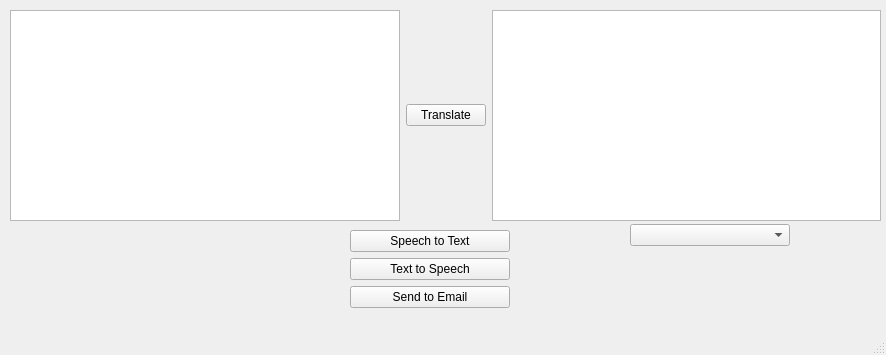
Old version of the form design.ui in the repository Tejas20002/text-to-speech-vv.
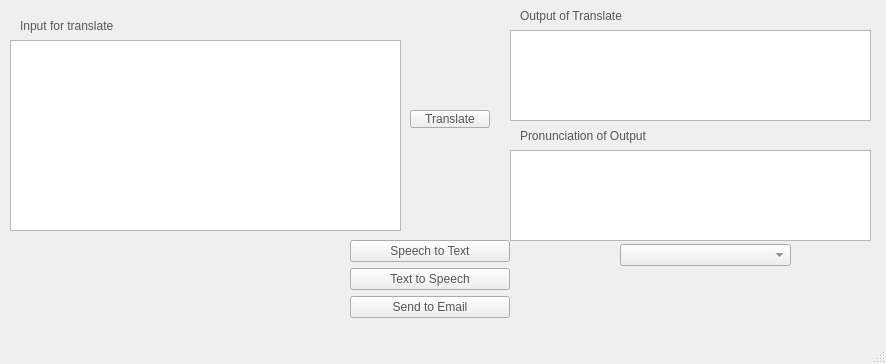
New version of the form.

Commit message: [*] design chnage [*] Send mail complete [*] speech to text complete

Diff of the .ui file:
```diff
--- a/design.ui
+++ b/design.ui
@@ -7,43 +7,21 @@
     <x>0</x>
     <y>0</y>
     <width>886</width>
-    <height>355</height>
+    <height>364</height>
    </rect>
   </property>
   <property name="windowTitle">
    <string>MainWindow</string>
   </property>
+  <property name="styleSheet">
+   <string notr="true">color: rgb(85, 87, 83);</string>
+  </property>
   <widget class="QWidget" name="centralwidget">
-   <widget class="QWidget" name="horizontalLayoutWidget">
-    <property name="geometry">
-     <rect>
-      <x>10</x>
-      <y>10</y>
-      <width>871</width>
-      <height>211</height>
-     </rect>
-    </property>
-    <layout class="QHBoxLayout" name="horizontalLayout">
-     <item>
-      <widget class="QTextEdit" name="input_text"/>
-     </item>
-     <item>
-      <widget class="QPushButton" name="translat_button">
-       <property name="text">
-        <string>Translate</string>
-       </property>
-      </widget>
-     </item>
-     <item>
-      <widget class="QTextEdit" name="output_text"/>
-     </item>
-    </layout>
-   </widget>
    <widget class="QWidget" name="verticalLayoutWidget">
     <property name="geometry">
      <rect>
       <x>350</x>
-      <y>230</y>
+      <y>240</y>
       <width>160</width>
       <height>80</height>
      </rect>
@@ -51,6 +29,9 @@
     <layout class="QVBoxLayout" name="verticalLayout_2">
      <item>
       <widget class="QPushButton" name="speechtotext">
+       <property name="styleSheet">
+        <string notr="true">font: 63 italic 12pt &quot;Inter&quot;;</string>
+       </property>
        <property name="text">
         <string>Speech to Text</string>
        </property>
@@ -58,6 +39,9 @@
      </item>
      <item>
       <widget class="QPushButton" name="texttospeech">
+       <property name="styleSheet">
+        <string notr="true">font: 63 italic 12pt &quot;Inter&quot;;</string>
+       </property>
        <property name="text">
         <string>Text to Speech</string>
        </property>
@@ -65,6 +49,9 @@
      </item>
      <item>
       <widget class="QPushButton" name="email">
+       <property name="styleSheet">
+        <string notr="true">font: 63 italic 12pt &quot;Inter&quot;;</string>
+       </property>
        <property name="text">
         <string>Send to Email</string>
        </property>
@@ -75,18 +62,122 @@
    <widget class="QWidget" name="verticalLayoutWidget_3">
     <property name="geometry">
      <rect>
-      <x>630</x>
-      <y>220</y>
-      <width>160</width>
+      <x>620</x>
+      <y>240</y>
+      <width>171</width>
       <height>31</height>
      </rect>
     </property>
     <layout class="QVBoxLayout" name="verticalLayout_3">
      <item>
-      <widget class="QComboBox" name="outLan"/>
+      <widget class="QComboBox" name="outLan">
+       <property name="styleSheet">
+        <string notr="true">font: 63 italic 12pt &quot;Inter&quot;;</string>
+       </property>
+      </widget>
      </item>
     </layout>
    </widget>
+   <widget class="QTextEdit" name="input_text">
+    <property name="geometry">
+     <rect>
+      <x>10</x>
+      <y>40</y>
+      <width>391</width>
+      <height>191</height>
+     </rect>
+    </property>
+    <property name="styleSheet">
+     <string notr="true">font: 63 italic 12pt &quot;Inter&quot;;</string>
+    </property>
+   </widget>
+   <widget class="QPushButton" name="translat_button">
+    <property name="geometry">
+     <rect>
+      <x>410</x>
+      <y>110</y>
+      <width>80</width>
+      <height>18</height>
+     </rect>
+    </property>
+    <property name="styleSheet">
+     <string notr="true">font: 63 italic 12pt &quot;Inter&quot;;</string>
+    </property>
+    <property name="text">
+     <string>Translate</string>
+    </property>
+   </widget>
+   <widget class="QTextEdit" name="output_text">
+    <property name="geometry">
+     <rect>
+      <x>510</x>
+      <y>30</y>
+      <width>361</width>
+      <height>91</height>
+     </rect>
+    </property>
+    <property name="styleSheet">
+     <string notr="true">font: 63 italic 12pt &quot;Inter&quot;;</string>
+    </property>
+   </widget>
+   <widget class="QTextEdit" name="output_text_2">
+    <property name="geometry">
+     <rect>
+      <x>510</x>
+      <y>150</y>
+      <width>361</width>
+      <height>91</height>
+     </rect>
+    </property>
+   </widget>
+   <widget class="QLabel" name="label">
+    <property name="geometry">
+     <rect>
+      <x>20</x>
+      <y>10</y>
+      <width>211</width>
+      <height>31</height>
+     </rect>
+    </property>
+    <property name="styleSheet">
+     <string notr="true">font: 63 italic 16pt &quot;Inter&quot;;</string>
+    </property>
+    <property name="text">
+     <string>Input for translate</string>
+    </property>
+   </widget>
+   <widget class="QLabel" name="label_2">
+    <property name="geometry">
+     <rect>
+      <x>520</x>
+      <y>0</y>
+      <width>211</width>
+      <height>31</height>
+     </rect>
+    </property>
+    <property name="styleSheet">
+     <string notr="true">font: 63 italic 14pt &quot;Inter&quot;;</string>
+    </property>
+    <property name="text">
+     <string>Output of Translate</string>
+    </property>
+   </widget>
+   <widget class="QLabel" name="label_3">
+    <property name="geometry">
+     <rect>
+      <x>520</x>
+      <y>120</y>
+      <width>211</width>
+      <height>31</height>
+     </rect>
+    </property>
+    <property name="styleSheet">
+     <string notr="true">font: 63 italic 14pt &quot;Inter&quot;;</string>
+    </property>
+    <property name="text">
+     <string>Pronunciation of Output</string>
+    </property>
+   </widget>
   </widget>
   <widget class="QMenuBar" name="menubar">
    <property name="geometry">
```
The commit also changes 3 other files.
